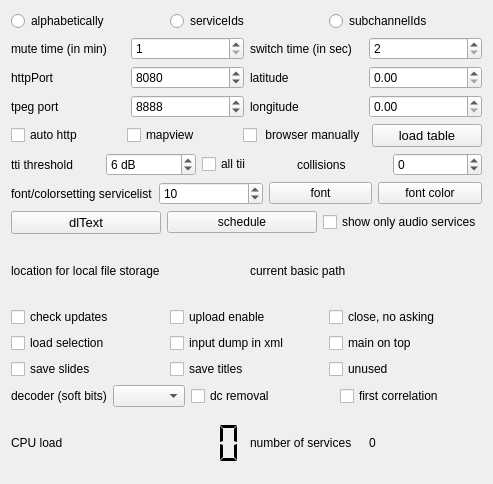
Above: sources/main/forms-v7/config-helper.ui from JvanKatwijk/qt-dab before the change. Below: the same form after it.
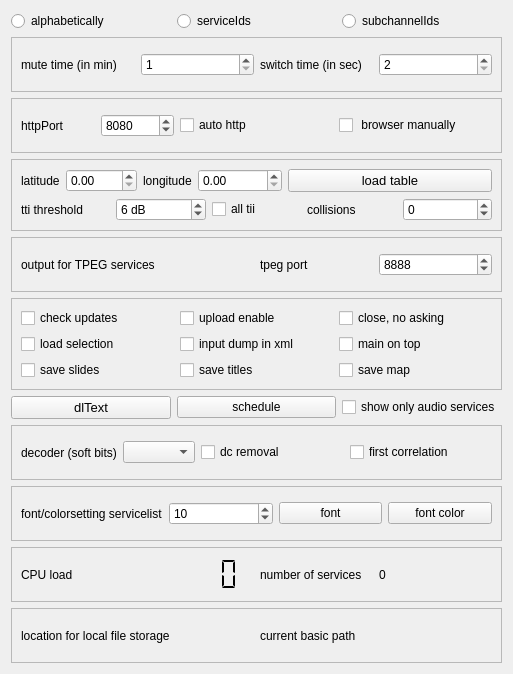
That is the form after the change. Custom widgets are drawn as their Qt base class.

```diff
--- a/sources/main/forms-v7/config-helper.ui
+++ b/sources/main/forms-v7/config-helper.ui
@@ -6,8 +6,8 @@
    <rect>
     <x>0</x>
     <y>0</y>
-    <width>493</width>
-    <height>484</height>
+    <width>513</width>
+    <height>674</height>
    </rect>
   </property>
   <property name="windowTitle">
@@ -16,7 +16,7 @@
   <property name="toolTip">
    <string>&lt;html&gt;&lt;head/&gt;&lt;body&gt;&lt;p&gt;Configuration and control widget.&lt;/p&gt;&lt;/body&gt;&lt;/html&gt;</string>
   </property>
-  <layout class="QVBoxLayout" name="verticalLayout">
+  <layout class="QVBoxLayout" name="verticalLayout_2">
    <item>
     <layout class="QHBoxLayout" name="horizontalLayout_8">
      <item>
@@ -52,9 +52,14 @@
     </layout>
    </item>
    <item>
-    <layout class="QHBoxLayout" name="horizontalLayout_15">
-     <item>
-      <layout class="QVBoxLayout" name="verticalLayout_3">
+    <widget class="QFrame" name="frame_4">
+     <property name="frameShape">
+      <enum>QFrame::Shape::StyledPanel</enum>
+     </property>
+     <property name="frameShadow">
+      <enum>QFrame::Shadow::Raised</enum>
+     </property>
+     <layout class="QHBoxLayout" name="horizontalLayout_2">
        <item>
         <layout class="QHBoxLayout" name="horizontalLayout_6">
          <item>
@@ -80,52 +85,6 @@
         </layout>
        </item>
        <item>
-        <layout class="QHBoxLayout" name="horizontalLayout_13">
-         <item>
-          <widget class="QLabel" name="label_6">
-           <property name="text">
-            <string>httpPort</string>
-           </property>
-          </widget>
-         </item>
-         <item>
-          <widget class="QSpinBox" name="httpPortSelector">
-           <property name="maximum">
-            <number>100000</number>
-           </property>
-           <property name="value">
-            <number>8080</number>
-           </property>
-          </widget>
-         </item>
-        </layout>
-       </item>
-       <item>
-        <layout class="QHBoxLayout" name="horizontalLayout_7">
-         <item>
-          <widget class="QLabel" name="label_5">
-           <property name="text">
-            <string>tpeg port</string>
-           </property>
-          </widget>
-         </item>
-         <item>
-          <widget class="QSpinBox" name="tpegPortSelector">
-           <property name="maximum">
-            <number>10000</number>
-           </property>
-           <property name="value">
-            <number>8888</number>
-           </property>
-          </widget>
-         </item>
-        </layout>
-       </item>
-      </layout>
-     </item>
-     <item>
-      <layout class="QVBoxLayout" name="verticalLayout_2">
-       <item>
         <layout class="QHBoxLayout" name="horizontalLayout_4">
          <item>
           <widget class="QLabel" name="label_2">
@@ -152,8 +111,81 @@
          </item>
         </layout>
        </item>
+     </layout>
+    </widget>
+   </item>
        <item>
-        <layout class="QHBoxLayout" name="horizontalLayout_2">
+    <widget class="QFrame" name="frame_7">
+     <property name="frameShape">
+      <enum>QFrame::Shape::StyledPanel</enum>
+     </property>
+     <property name="frameShadow">
+      <enum>QFrame::Shadow::Raised</enum>
+     </property>
+     <layout class="QHBoxLayout" name="horizontalLayout_24">
+      <item>
+       <layout class="QHBoxLayout" name="horizontalLayout_15">
+        <item>
+         <layout class="QHBoxLayout" name="horizontalLayout_13">
+          <item>
+           <widget class="QLabel" name="label_6">
+            <property name="text">
+             <string>httpPort</string>
+            </property>
+           </widget>
+          </item>
+          <item>
+           <widget class="QSpinBox" name="httpPortSelector">
+            <property name="maximum">
+             <number>100000</number>
+            </property>
+            <property name="value">
+             <number>8080</number>
+            </property>
+           </widget>
+          </item>
+         </layout>
+        </item>
+        <item>
+         <widget class="QCheckBox" name="auto_http">
+          <property name="toolTip">
+           <string>&lt;html&gt;&lt;head/&gt;&lt;body&gt;&lt;p&gt;If enabled, the software will (try to) start the http handler on program start up&lt;/p&gt;&lt;/body&gt;&lt;/html&gt;</string>
+          </property>
+          <property name="text">
+           <string>auto http</string>
+          </property>
+         </widget>
+        </item>
+        <item>
+         <widget class="QCheckBox" name="localBrowserSelector">
+          <property name="toolTip">
+           <string>&lt;html&gt;&lt;head/&gt;&lt;body&gt;&lt;p&gt;Set in the configuration that on starting the http service a browser will have to be started manually. By default  browser starts automaticall when the http button is set. Effective immediately&lt;/p&gt;&lt;p&gt;&lt;br/&gt;&lt;/p&gt;&lt;/body&gt;&lt;/html&gt;</string>
+          </property>
+          <property name="text">
+           <string> browser manually</string>
+          </property>
+         </widget>
+        </item>
+       </layout>
+      </item>
+     </layout>
+    </widget>
+   </item>
+   <item>
+    <widget class="QFrame" name="frame_3">
+     <property name="frameShape">
+      <enum>QFrame::Shape::StyledPanel</enum>
+     </property>
+     <property name="frameShadow">
+      <enum>QFrame::Shadow::Raised</enum>
+     </property>
+     <layout class="QVBoxLayout" name="verticalLayout">
+      <item>
+       <layout class="QHBoxLayout" name="horizontalLayout_17">
+        <item>
+         <layout class="QHBoxLayout" name="horizontalLayout_25">
+          <item>
+           <layout class="QHBoxLayout" name="horizontalLayout_21">
          <item>
           <widget class="QLabel" name="label_7">
            <property name="text">
@@ -190,40 +222,6 @@
        </item>
       </layout>
      </item>
-    </layout>
-   </item>
-   <item>
-    <layout class="QHBoxLayout" name="horizontalLayout_17">
-     <item>
-      <widget class="QCheckBox" name="auto_http">
-       <property name="toolTip">
-        <string>&lt;html&gt;&lt;head/&gt;&lt;body&gt;&lt;p&gt;If enabled, the software will (try to) start the http handler on program start up&lt;/p&gt;&lt;/body&gt;&lt;/html&gt;</string>
-       </property>
-       <property name="text">
-        <string>auto http</string>
-       </property>
-      </widget>
-     </item>
-     <item>
-      <widget class="QCheckBox" name="mapViewSelector">
-       <property name="toolTip">
-        <string>&lt;html&gt;&lt;head/&gt;&lt;body&gt;&lt;p&gt;When set, the software is instructed to start an EPG processor when an EPG service is detected on starting an ensemble.&lt;/p&gt;&lt;/body&gt;&lt;/html&gt;</string>
-       </property>
-       <property name="text">
-        <string>mapview</string>
-       </property>
-      </widget>
-     </item>
-     <item>
-      <widget class="QCheckBox" name="localBrowserSelector">
-       <property name="toolTip">
-        <string>&lt;html&gt;&lt;head/&gt;&lt;body&gt;&lt;p&gt;Set in the configuration that on starting the http service a browser will have to be started manually. By default  browser starts automaticall when the http button is set. Effective immediately&lt;/p&gt;&lt;p&gt;&lt;br/&gt;&lt;/p&gt;&lt;/body&gt;&lt;/html&gt;</string>
-       </property>
-       <property name="text">
-        <string> browser manually</string>
-       </property>
-      </widget>
-     </item>
      <item>
       <widget class="smallPushButton" name="loadTableButton">
        <property name="font">
@@ -298,110 +296,62 @@
      </item>
     </layout>
    </item>
+     </layout>
+    </widget>
+   </item>
    <item>
-    <layout class="QHBoxLayout" name="horizontalLayout_5">
+    <widget class="QFrame" name="frame_8">
+     <property name="frameShape">
+      <enum>QFrame::Shape::StyledPanel</enum>
+     </property>
+     <property name="frameShadow">
+      <enum>QFrame::Shadow::Raised</enum>
+     </property>
+     <layout class="QHBoxLayout" name="horizontalLayout_28">
      <item>
-      <widget class="QLabel" name="fontLabel">
+       <layout class="QHBoxLayout" name="horizontalLayout_27">
+        <item>
+         <widget class="QLabel" name="TPEG_label">
        <property name="text">
-        <string>font/colorsetting servicelist</string>
+           <string>output for TPEG services</string>
        </property>
       </widget>
      </item>
      <item>
-      <widget class="QSpinBox" name="fontSizeSelector">
-       <property name="toolTip">
-        <string>&lt;html&gt;&lt;head/&gt;&lt;body&gt;&lt;p&gt;The font size of the service lists (both the ensemble view and the favorites view) can be set.&lt;/p&gt;&lt;/body&gt;&lt;/html&gt;</string>
-       </property>
-       <property name="minimum">
-        <number>8</number>
-       </property>
+         <layout class="QHBoxLayout" name="horizontalLayout_7">
+          <item>
+           <widget class="QLabel" name="label_5">
+            <property name="text">
+             <string>tpeg port</string>
+            </property>
+           </widget>
+          </item>
+          <item>
+           <widget class="QSpinBox" name="tpegPortSelector">
        <property name="maximum">
-        <number>15</number>
+             <number>10000</number>
        </property>
        <property name="value">
-        <number>10</number>
+             <number>8888</number>
        </property>
       </widget>
      </item>
-     <item>
-      <widget class="smallPushButton" name="fontButton">
-       <property name="toolTip">
-        <string>&lt;html&gt;&lt;head/&gt;&lt;body&gt;&lt;p&gt;The font for displaying the servicenames in the ensemble display can be set here.&lt;/p&gt;&lt;/body&gt;&lt;/html&gt;</string>
-       </property>
-       <property name="text">
-        <string>font</string>
-       </property>
-      </widget>
-     </item>
-     <item>
-      <widget class="smallPushButton" name="fontColorButton">
-       <property name="toolTip">
-        <string>&lt;html&gt;&lt;head/&gt;&lt;body&gt;&lt;p&gt;The color used to display the servicenames in the ensemblewidget can be selected here.&lt;/p&gt;&lt;/body&gt;&lt;/html&gt;</string>
-       </property>
-       <property name="text">
-        <string>font color</string>
-       </property>
-      </widget>
-     </item>
-    </layout>
-   </item>
-   <item>
-    <layout class="QHBoxLayout" name="horizontalLayout_18">
-     <item>
-      <widget class="smallPushButton" name="dlTextButton">
-       <property name="font">
-        <font>
-         <pointsize>10</pointsize>
-        </font>
-       </property>
-       <property name="toolTip">
-        <string>&lt;html&gt;&lt;head/&gt;&lt;body&gt;&lt;p&gt;Save the lines of text that appear as dynamic label&lt;/p&gt;&lt;/body&gt;&lt;/html&gt;</string>
-       </property>
-       <property name="text">
-        <string>dlText</string>
-       </property>
-      </widget>
-     </item>
-     <item>
-      <widget class="smallPushButton" name="scheduleButton">
-       <property name="toolTip">
-        <string>&lt;html&gt;&lt;head/&gt;&lt;body&gt;&lt;p&gt;Touching this button allows specifying an element for the scheduler&lt;/p&gt;&lt;/body&gt;&lt;/html&gt;</string>
-       </property>
-       <property name="text">
-        <string>schedule</string>
-       </property>
-      </widget>
-     </item>
-     <item>
-      <widget class="QCheckBox" name="audioServices_only">
-       <property name="toolTip">
-        <string>&lt;html&gt;&lt;head/&gt;&lt;body&gt;&lt;p&gt;Many ensembles contain both audio and data services (e.g. TPEG, EPG). If selected here, only audio services and  the EPG service if part of the ensemble will be shown in the services list&lt;/p&gt;&lt;/body&gt;&lt;/html&gt;</string>
-       </property>
-       <property name="text">
-        <string>show only audio services</string>
-       </property>
-      </widget>
-     </item>
-    </layout>
-   </item>
-   <item>
-    <layout class="QHBoxLayout" name="horizontalLayout_16">
-     <item>
-      <widget class="QLabel" name="storageLabel">
-       <property name="text">
-        <string>location for local file storage</string>
-       </property>
+         </layout>
+        </item>
+       </layout>
+      </item>
+     </layout>
       </widget>
      </item>
      <item>
-      <widget class="QLabel" name="pathLabel">
-       <property name="text">
-        <string>current basic path</string>
-       </property>
-      </widget>
-     </item>
-    </layout>
-   </item>
+    <widget class="QFrame" name="frame_2">
+     <property name="frameShape">
+      <enum>QFrame::Shape::StyledPanel</enum>
+     </property>
+     <property name="frameShadow">
+      <enum>QFrame::Shadow::Raised</enum>
+     </property>
+     <layout class="QHBoxLayout" name="horizontalLayout_20">
    <item>
     <layout class="QGridLayout" name="gridLayout">
      <item row="0" column="0">
@@ -485,14 +435,69 @@
       </widget>
      </item>
      <item row="2" column="2">
-      <widget class="QCheckBox" name="checkBox">
+         <widget class="QCheckBox" name="mapViewSelector">
        <property name="text">
-        <string>unused</string>
+           <string>save map</string>
        </property>
       </widget>
      </item>
     </layout>
    </item>
+     </layout>
+    </widget>
+   </item>
+   <item>
+    <layout class="QHBoxLayout" name="horizontalLayout_19">
+     <item>
+      <layout class="QHBoxLayout" name="horizontalLayout_18">
+       <item>
+        <widget class="smallPushButton" name="dlTextButton">
+         <property name="font">
+          <font>
+           <pointsize>10</pointsize>
+          </font>
+         </property>
+         <property name="toolTip">
+          <string>&lt;html&gt;&lt;head/&gt;&lt;body&gt;&lt;p&gt;Save the lines of text that appear as dynamic label&lt;/p&gt;&lt;/body&gt;&lt;/html&gt;</string>
+         </property>
+         <property name="text">
+          <string>dlText</string>
+         </property>
+        </widget>
+       </item>
+       <item>
+        <widget class="smallPushButton" name="scheduleButton">
+         <property name="toolTip">
+          <string>&lt;html&gt;&lt;head/&gt;&lt;body&gt;&lt;p&gt;Touching this button allows specifying an element for the scheduler&lt;/p&gt;&lt;/body&gt;&lt;/html&gt;</string>
+         </property>
+         <property name="text">
+          <string>schedule</string>
+         </property>
+        </widget>
+       </item>
+       <item>
+        <widget class="QCheckBox" name="audioServices_only">
+         <property name="toolTip">
+          <string>&lt;html&gt;&lt;head/&gt;&lt;body&gt;&lt;p&gt;Many ensembles contain both audio and data services (e.g. TPEG, EPG). If selected here, only audio services and  the EPG service if part of the ensemble will be shown in the services list&lt;/p&gt;&lt;/body&gt;&lt;/html&gt;</string>
+         </property>
+         <property name="text">
+          <string>show only audio services</string>
+         </property>
+        </widget>
+       </item>
+      </layout>
+     </item>
+    </layout>
+   </item>
+   <item>
+    <widget class="QFrame" name="frame_5">
+     <property name="frameShape">
+      <enum>QFrame::Shape::StyledPanel</enum>
+     </property>
+     <property name="frameShadow">
+      <enum>QFrame::Shadow::Raised</enum>
+     </property>
+     <layout class="QHBoxLayout" name="horizontalLayout_22">
    <item>
     <layout class="QHBoxLayout" name="horizontalLayout_9">
      <item>
@@ -538,6 +543,77 @@
      </item>
     </layout>
    </item>
+     </layout>
+    </widget>
+   </item>
+   <item>
+    <widget class="QFrame" name="frame_9">
+     <property name="frameShape">
+      <enum>QFrame::Shape::StyledPanel</enum>
+     </property>
+     <property name="frameShadow">
+      <enum>QFrame::Shadow::Raised</enum>
+     </property>
+     <layout class="QHBoxLayout" name="horizontalLayout_29">
+      <item>
+       <layout class="QHBoxLayout" name="horizontalLayout_5">
+        <item>
+         <widget class="QLabel" name="fontLabel">
+          <property name="text">
+           <string>font/colorsetting servicelist</string>
+          </property>
+         </widget>
+        </item>
+        <item>
+         <widget class="QSpinBox" name="fontSizeSelector">
+          <property name="toolTip">
+           <string>&lt;html&gt;&lt;head/&gt;&lt;body&gt;&lt;p&gt;The font size of the service lists (both the ensemble view and the favorites view) can be set.&lt;/p&gt;&lt;/body&gt;&lt;/html&gt;</string>
+          </property>
+          <property name="minimum">
+           <number>8</number>
+          </property>
+          <property name="maximum">
+           <number>15</number>
+          </property>
+          <property name="value">
+           <number>10</number>
+          </property>
+         </widget>
+        </item>
+        <item>
+         <widget class="smallPushButton" name="fontButton">
+          <property name="toolTip">
+           <string>&lt;html&gt;&lt;head/&gt;&lt;body&gt;&lt;p&gt;The font for displaying the servicenames in the ensemble display can be set here.&lt;/p&gt;&lt;/body&gt;&lt;/html&gt;</string>
+          </property>
+          <property name="text">
+           <string>font</string>
+          </property>
+         </widget>
+        </item>
+        <item>
+         <widget class="smallPushButton" name="fontColorButton">
+          <property name="toolTip">
+           <string>&lt;html&gt;&lt;head/&gt;&lt;body&gt;&lt;p&gt;The color used to display the servicenames in the ensemblewidget can be selected here.&lt;/p&gt;&lt;/body&gt;&lt;/html&gt;</string>
+          </property>
+          <property name="text">
+           <string>font color</string>
+          </property>
+         </widget>
+        </item>
+       </layout>
+      </item>
+     </layout>
+    </widget>
+   </item>
+   <item>
+    <widget class="QFrame" name="frame">
+     <property name="frameShape">
+      <enum>QFrame::Shape::StyledPanel</enum>
+     </property>
+     <property name="frameShadow">
+      <enum>QFrame::Shadow::Raised</enum>
+     </property>
+     <layout class="QHBoxLayout" name="horizontalLayout_23">
    <item>
     <layout class="QHBoxLayout" name="horizontalLayout_14">
      <item>
@@ -592,6 +668,39 @@
       </layout>
      </item>
     </layout>
+      </item>
+     </layout>
+    </widget>
+   </item>
+   <item>
+    <widget class="QFrame" name="frame_6">
+     <property name="frameShape">
+      <enum>QFrame::Shape::StyledPanel</enum>
+     </property>
+     <property name="frameShadow">
+      <enum>QFrame::Shadow::Raised</enum>
+     </property>
+     <layout class="QHBoxLayout" name="horizontalLayout_26">
+      <item>
+       <layout class="QHBoxLayout" name="horizontalLayout_16">
+        <item>
+         <widget class="QLabel" name="storageLabel">
+          <property name="text">
+           <string>location for local file storage</string>
+          </property>
+         </widget>
+        </item>
+        <item>
+         <widget class="QLabel" name="pathLabel">
+          <property name="text">
+           <string>current basic path</string>
+          </property>
+         </widget>
+        </item>
+       </layout>
+      </item>
+     </layout>
+    </widget>
    </item>
   </layout>
  </widget>
```
Lines whose indentation alone changed are shown as unchanged.
